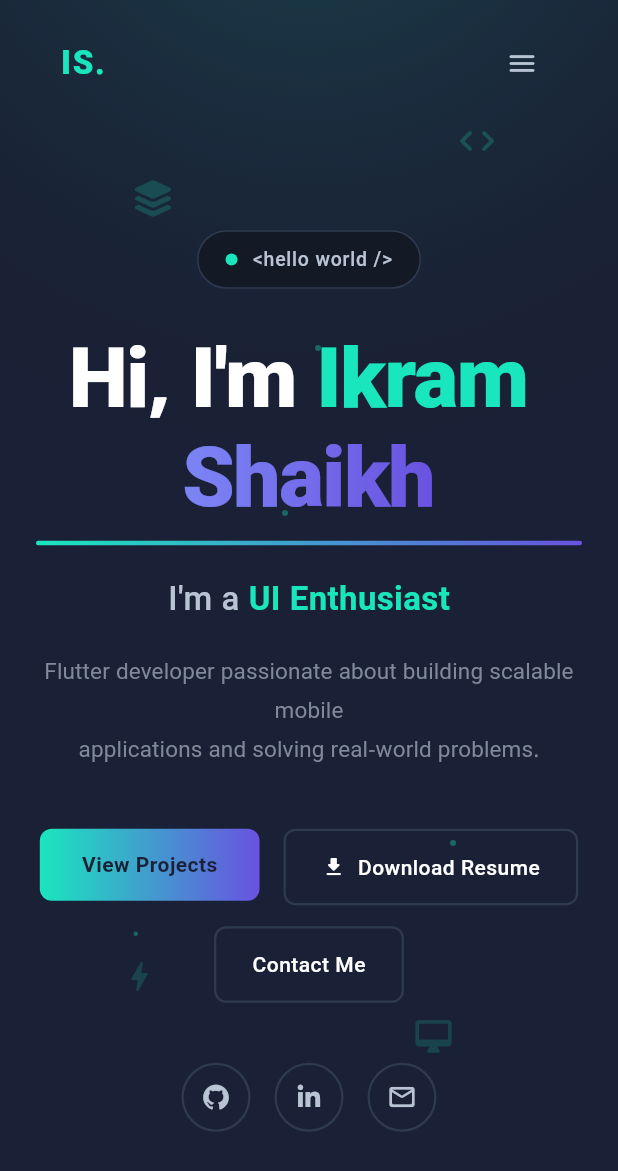
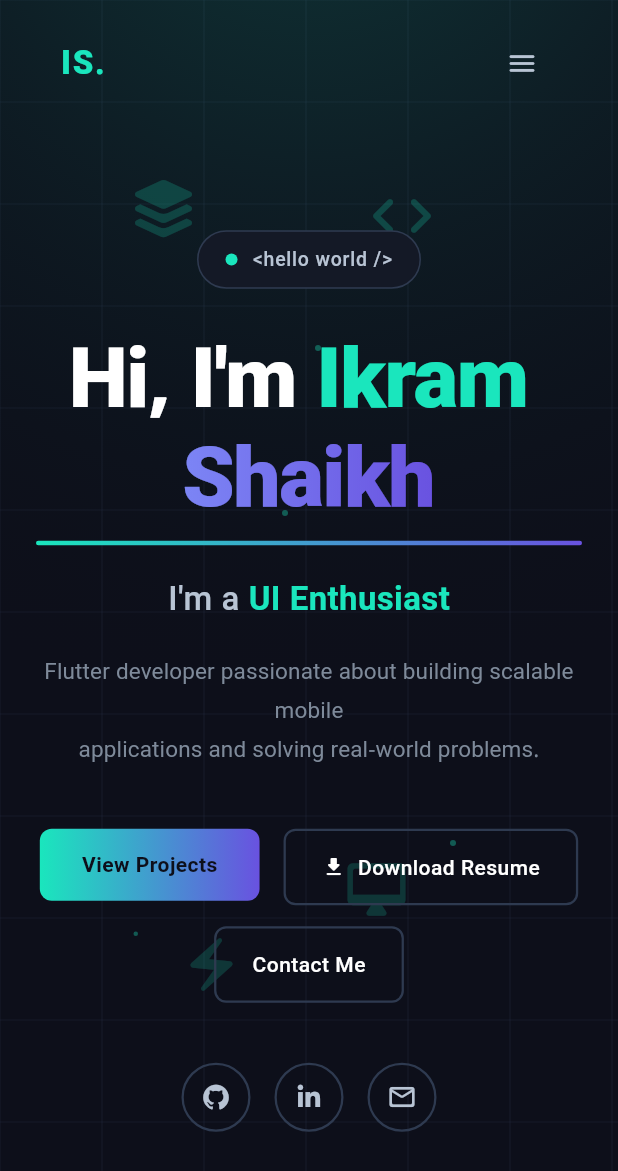
Before and after one commit to shaikhikram04/portfolio, a Flutter app: the screen it shows after launch, after a tap on the "menu" icon, after a tap on "Download Resume", on a phone screen of 412 x 824 dp. Shown: the top 1171 px of the screen. Run offline on Flutter 3.47's test engine with Material 3 defaults, Android fonts, the phone set to English and light mode, and no system bars; drawn by our look-alikes of animated_text_kit; our stand-ins replace font_awesome_flutter, google_fonts.

Commit message:
wip: Added grid in background

```diff
--- a/lib/constants/colors.dart
+++ b/lib/constants/colors.dart
@@ -7,7 +7,7 @@ class AppColors {
 
   // ── Background ─────────────────────────────────────────────────────────────
   /// Main page background – deep dark navy.
-  static const Color background = Color(0xFF1A2035);
+  static const Color background = Color(0xFF0D0F1A);
 
   /// Slightly lighter surface for cards / nav.
   static const Color surface = Color(0xFF1E2540);
--- a/lib/widgets/background_decorations_widget.dart
+++ b/lib/widgets/background_decorations_widget.dart
@@ -5,9 +5,10 @@ import '../constants/colors.dart';
 /// Decorative background layer for the hero section.
 ///
 /// Renders:
-///  1. A large radial glow from the top-centre.
-///  2. Scattered floating tech / code icons at the four screen corners.
-///  3. Small dot accents randomly placed.
+///  1. A subtle dot-grid pattern across the full canvas.
+///  2. A large radial glow from the top-centre (overlaid on the grid).
+///  3. Scattered floating tech / code icons at the four screen corners.
+///  4. Small dot accents randomly placed.
 class BackgroundDecorations extends StatelessWidget {
   const BackgroundDecorations({super.key});
 
@@ -15,13 +16,20 @@ class BackgroundDecorations extends StatelessWidget {
   Widget build(BuildContext context) {
     return Stack(
       children: [
-        // ── 1. Top-centre glow ──────────────────────────────────────────
+        // ── 1. Grid ─────────────────────────────────────────────────────
+        Positioned.fill(
+          child: CustomPaint(
+            painter: _GridPainter(),
+          ),
+        ),
+
+        // ── 2. Top-centre radial glow (sits on top of grid) ─────────────
         Positioned.fill(
           child: Container(
             decoration: BoxDecoration(
               gradient: RadialGradient(
                 center: const Alignment(0.0, -1.3),
-                radius: 1.1,
+                radius: 1.5,
                 colors: [
                   AppColors.glowColor.withValues(alpha: 0.18),
                   AppColors.glowColor.withValues(alpha: 0.07),
@@ -33,15 +41,15 @@ class BackgroundDecorations extends StatelessWidget {
           ),
         ),
 
-        // ── 2. Floating decorative icons ────────────────────────────────
+        // ── 3. Floating decorative icons ────────────────────────────────
 
         // Code brackets – top-right corner
         Positioned(
-          top: 80,
-          right: 80,
+          top: 120,
+          right: 120,
           child: _DecorIcon(
             icon: Icons.code_rounded,
-            size: 28,
+            size: 48,
             opacity: 0.22,
           ),
         ),
@@ -52,7 +60,7 @@ class BackgroundDecorations extends StatelessWidget {
           left: 90,
           child: _DecorIcon(
             icon: FontAwesomeIcons.layerGroup,
-            size: 24,
+            size: 38,
             opacity: 0.20,
           ),
         ),
@@ -60,26 +68,26 @@ class BackgroundDecorations extends StatelessWidget {
         // Lightning bolt – bottom-left
         Positioned(
           bottom: 160,
-          left: 80,
+          left: 120,
           child: _DecorIcon(
-            icon: Icons.bolt_rounded,
-            size: 26,
+            icon: Icons.electric_bolt_rounded,
+            size: 42,
             opacity: 0.18,
           ),
         ),
 
         // Desktop / monitor – bottom-right
         Positioned(
-          bottom: 120,
-          right: 110,
+          bottom: 210,
+          right: 140,
           child: _DecorIcon(
             icon: Icons.desktop_mac_rounded,
-            size: 26,
+            size: 42,
             opacity: 0.18,
           ),
         ),
 
-        // ── 3. Scatter dots ─────────────────────────────────────────────
+        // ── 4. Scatter dots ─────────────────────────────────────────────
         const Positioned(
           top: 230,
           left: 210,
@@ -108,6 +116,36 @@ class BackgroundDecorations extends StatelessWidget {
       ],
     );
   }
+}
+
+// ── Grid painter ─────────────────────────────────────────────────────────────
+
+/// Paints a full-canvas grid of fine lines using the primary teal at very
+/// low opacity, giving the classic dark-portfolio grid effect.
+class _GridPainter extends CustomPainter {
+  /// Spacing between grid lines in logical pixels.
+  static const double _spacing = 68;
+
+  @override
+  void paint(Canvas canvas, Size size) {
+    final paint = Paint()
+      ..color = AppColors.border.withValues(alpha: 0.24)
+      ..strokeWidth = 0.8
+      ..style = PaintingStyle.stroke;
+
+    // Vertical lines
+    for (double x = 0; x <= size.width; x += _spacing) {
+      canvas.drawLine(Offset(x, 0), Offset(x, size.height), paint);
+    }
+
+    // Horizontal lines
+    for (double y = 0; y <= size.height; y += _spacing) {
+      canvas.drawLine(Offset(0, y), Offset(size.width, y), paint);
+    }
+  }
+
+  @override
+  bool shouldRepaint(covariant _GridPainter oldDelegate) => false;
 }
 
 // ── Reusable private widgets ─────────────────────────────────────────────────
```
